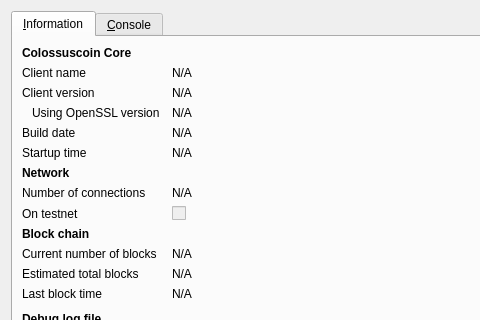
First picture: the form in src/qt/forms/rpcconsole.ui, repository CoinWayne/test9, before the edit; both pictures show x 0 to 480 and y 0 to 320 of the 740 by 450 pixel window.
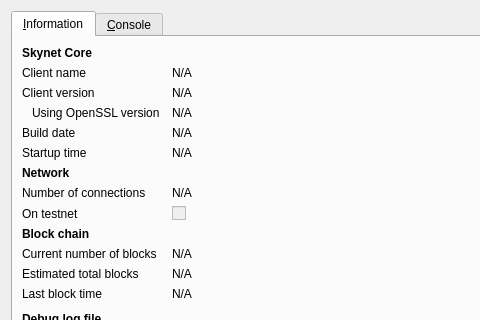
Second picture: the form after the edit. Icons and pictures are not drawn.

Commit message: skynet to cv2

What changed in the file:
```diff
--- a/src/qt/forms/rpcconsole.ui
+++ b/src/qt/forms/rpcconsole.ui
@@ -36,7 +36,7 @@
           </font>
          </property>
          <property name="text">
-          <string>Colossuscoin Core</string>
+          <string>Skynet Core</string>
          </property>
         </widget>
        </item>
```
Left out of the diff: 6 changed lines with no effect on the pictures. The commit also changes 477 other files.
